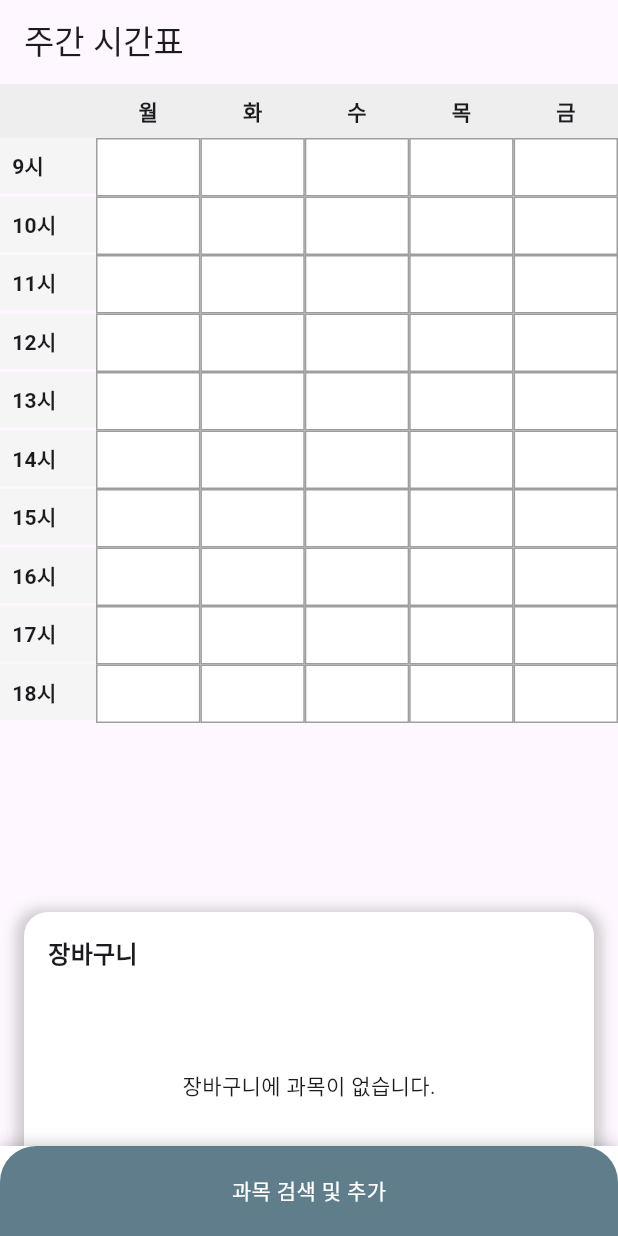
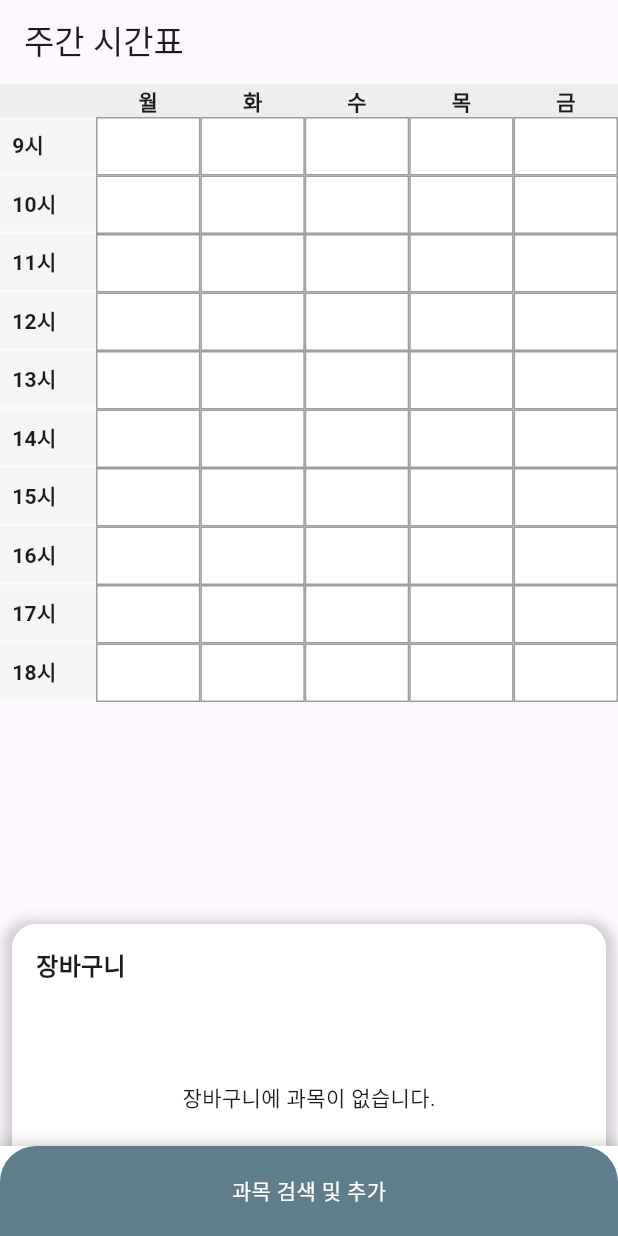
Before and after one commit to LogiStic1207/KOBI, a Flutter app: the TimetablePage screen opened directly, on a phone screen of 412 x 824 dp. Run offline on Flutter 3.47's test engine with Material 3 defaults, Android fonts, the phone set to English and light mode, and no system bars; drawn by our look-alikes of sliding_up_panel; our stand-ins replace fluttertoast, graphql_flutter, shared_preferences; missing offline and left inert: mailto; accounts and stored records are empty.

Commit message:
ui latest commit

```diff
--- a/kobi_3/lib/menu/timetablepage.dart
+++ b/kobi_3/lib/menu/timetablepage.dart
@@ -1,4 +1,5 @@
 import 'package:flutter/material.dart';
+import 'package:flutter/widgets.dart';
 import 'package:graphql_flutter/graphql_flutter.dart';
 import 'package:sliding_up_panel/sliding_up_panel.dart';
 
@@ -64,27 +65,46 @@ class _TimetablePageState extends State<TimetablePage> {
       appBar: AppBar(title: Text('주간 시간표')),
       body: Stack(
         children: [
-          Column(
+          SingleChildScrollView(
+            // This makes the column scrollable
+            child: Column(
+              mainAxisSize: MainAxisSize.min, // Important for a scrollable view
               children: [
-              Expanded(child: buildTimeTable()),
-              buildCart(),
+                SizedBox(
+                  height: MediaQuery.of(context).size.height *
+                      0.8, // Adjust height as necessary
+                  child: buildTimeTable(),
+                ),
+                SizedBox(height: 120), // Space for the cart
               ],
+            ),
+          ),
+          Positioned(
+            bottom: MediaQuery.of(context)
+                .padding
+                .bottom, // Position your cart at the bottom
+            left: 0,
+            right: 0,
+            child: buildCart(),
           ),
           SlidingUpPanel(
             controller: _panelController,
             panel: buildSlidingPanel(),
             minHeight: 60,
-            maxHeight: MediaQuery.of(context).size.height * 0.5,
+            maxHeight: MediaQuery.of(context).size.height *
+                0.5, // Half the screen height
             collapsed: Container(
               decoration: BoxDecoration(
                 color: Colors.blueGrey,
                 borderRadius: BorderRadius.only(
                   topLeft: Radius.circular(24.0),
-                    topRight: Radius.circular(24.0)),
+                  topRight: Radius.circular(24.0),
+                ),
               ),
               child: Center(
-                  child: Text('과목 검색 및 추가',
-                      style: TextStyle(color: Colors.white))),
+                child:
+                    Text('과목 검색 및 추가', style: TextStyle(color: Colors.white)),
+              ),
             ),
           ),
         ],
@@ -96,18 +116,16 @@ class _TimetablePageState extends State<TimetablePage> {
     return Column(
       children: [
         Container(
-          padding: EdgeInsets.symmetric(vertical: 8),
+          padding: EdgeInsets.symmetric(vertical: 1),
           color: Colors.grey[200],
           child: Row(
             children: <Widget>[
               SizedBox(width: 64),
-              ...days
-                  .map((day) => Expanded(
+              ...days.map((day) => Expanded(
                     child: Center(
                         child: Text(day,
                             style: TextStyle(fontWeight: FontWeight.bold))),
                   ))
-                  .toList(),
             ],
           ),
         ),
@@ -125,8 +143,7 @@ class _TimetablePageState extends State<TimetablePage> {
                             child: Text('${hour}시',
                                 style: TextStyle(fontWeight: FontWeight.bold)),
                           ),
-                          ...days
-                              .map((_) => TableCell(
+                          ...days.map((_) => TableCell(
                                 child: Container(
                                   padding: EdgeInsets.all(8),
                                   decoration: BoxDecoration(
@@ -136,7 +153,6 @@ class _TimetablePageState extends State<TimetablePage> {
                                   child: Text(''),
                                 ),
                               ))
-                              .toList(),
                         ],
                       ))
                   .toList(),
@@ -149,7 +165,7 @@ class _TimetablePageState extends State<TimetablePage> {
 
   Widget buildCart() {
     return Container(
-      margin: EdgeInsets.fromLTRB(16, 8, 16, 16), // Reduced top margin
+      margin: EdgeInsets.fromLTRB(8, 0, 8, 8), // Reduced top margin
       padding: EdgeInsets.all(16),
       decoration: BoxDecoration(
         color: Colors.white,
@@ -215,7 +231,6 @@ class _TimetablePageState extends State<TimetablePage> {
         mainAxisSize: MainAxisSize.min,
         children: [
           Row(
-            // This row contains the dropdown and search box and will not scroll.
             children: [
               Expanded(
                 flex: 2,
@@ -269,7 +284,6 @@ class _TimetablePageState extends State<TimetablePage> {
             ],
           ),
           Expanded(
-            // Only this part will scroll.
             child: !_isLoading
                 ? ListView.builder(
                     itemCount: filteredCourses.isNotEmpty
@@ -280,49 +294,30 @@ class _TimetablePageState extends State<TimetablePage> {
                           ? filteredCourses[index]
                           : allCourses[index];
                       return ListTile(
-                        title: Row(
+                        title: Text('${course['name']} (${course['id']})'),
+                        subtitle: Column(
                           crossAxisAlignment: CrossAxisAlignment.start,
                           children: [
-                            Expanded(
-                              child: Text(course['name'],
-                                  style: TextStyle(
-                                      fontSize: 12,
-                                      fontWeight: FontWeight.bold)),
-                            ),
-                            SizedBox(width: 0.5), // Text 간의 공간
-                            Expanded(
-                              child: Text(course['id'],
-                                  style: TextStyle(fontSize: 12)),
-                            ),
-                            SizedBox(width: 0.5), // Text 간의 공간
-                            Expanded(
-                              child: Text(course['professor'],
-                                  style: TextStyle(fontSize: 12)),
-                            ),
-                          ],
-                        ),
-                        subtitle: Row(
-                          crossAxisAlignment: CrossAxisAlignment.start,
-                          children: [
-                            Expanded(
-                              child: Text(course['time'],
-                                  style: TextStyle(fontSize: 10)),
-                            ),
-                            SizedBox(width: 4), // Text 간의 공간
-                            Expanded(
-                              child: Text("${course['grade']}학년",
-                                  style: TextStyle(fontSize: 10)),
-                            ),
+                            Text('교수: ${course['professor']}'),
+                            Row(children: [
+                              Text(
+                                  '시간: ${course['time']}    ${course['grade']}학년    ${course['credit']}학점'),
+                            ])
                           ],
                         ),
                         trailing: IconButton(
                           icon: Icon(isInCart(course)
                               ? Icons.remove_shopping_cart
                               : Icons.add_shopping_cart),
-                          onPressed: () => isInCart(course)
-                              ? removeFromCart(course)
-                              : addToCart(course),
+                          onPressed: () {
+                            if (isInCart(course)) {
+                              removeFromCart(course);
+                            } else {
+                              addToCart(course);
+                            }
+                          },
                         ),
+                        isThreeLine: true,
                       );
                     },
                   )
```
Lines whose indentation alone changed are shown as unchanged.
